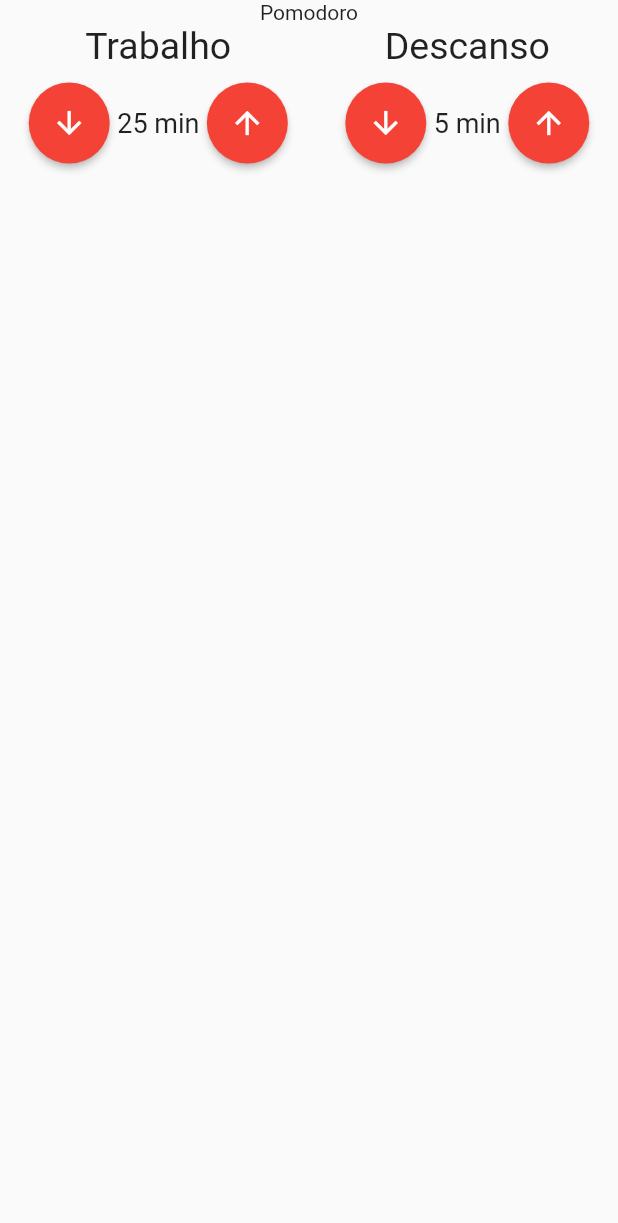
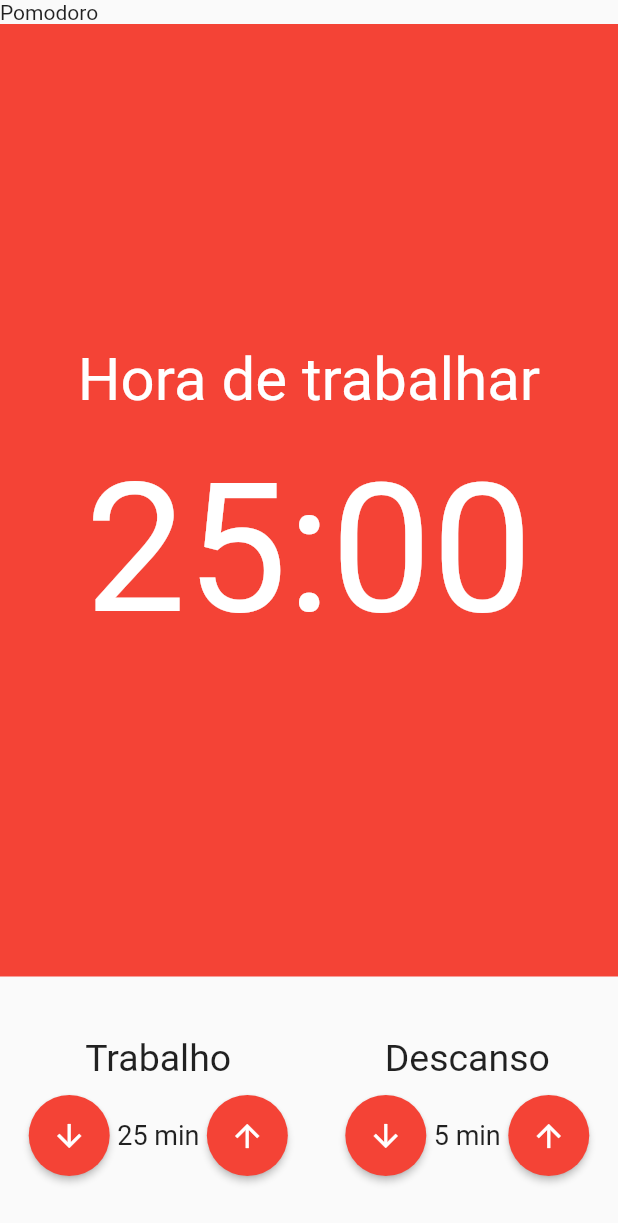
Before and after one commit to 9reis/pomodoro__flutter, a Flutter app: the screen it shows after launch, on a phone screen of 412 x 824 dp. Shown: the top 1223 px of the screen. Run offline on Flutter 3.47's test engine with Material 2 defaults, Android fonts, the light colour scheme and no system bars; our stand-ins replace mobx; generated files the repository leaves out were written again.

Commit message:
Componente Cronometro

```diff
--- /dev/null
+++ b/lib/components/cronometro.dart
@@ -0,0 +1,35 @@
+import 'package:flutter/material.dart';
+import 'package:flutter/src/widgets/framework.dart';
+import 'package:flutter/src/widgets/placeholder.dart';
+import 'package:flutter/widgets.dart';
+import 'package:mobx/mobx.dart';
+
+class Cronometro extends StatelessWidget {
+  const Cronometro({super.key});
+
+  @override
+  Widget build(BuildContext context) {
+    return Container(
+      color: Colors.red,
+      child: Column(
+        mainAxisAlignment: MainAxisAlignment.center,
+        children: const [
+          Text(
+            'Hora de trabalhar',
+            style: TextStyle(fontSize: 40, color: Colors.white),
+          ),
+          SizedBox(
+            height: 20,
+          ),
+          Text(
+            '25:00',
+            style: TextStyle(
+              color: Colors.white,
+              fontSize: 120,
+            ),
+          ),
+        ],
+      ),
+    );
+  }
+}
--- a/lib/pages/pomodoro.dart
+++ b/lib/pages/pomodoro.dart
@@ -1,6 +1,7 @@
 import 'package:flutter/material.dart';
 import 'package:flutter/src/widgets/framework.dart';
 import 'package:flutter/src/widgets/placeholder.dart';
+import 'package:pomodoro__flutter/components/cronometro.dart';
 import 'package:pomodoro__flutter/components/entradaTempo.dart';
 
 class Pomodoro extends StatelessWidget {
@@ -10,9 +11,15 @@
   Widget build(BuildContext context) {
     return Scaffold(
       body: Column(
+        crossAxisAlignment: CrossAxisAlignment.stretch,
         children: [
           const Text('Pomodoro'),
-          Row(
+          Expanded(
+            child: Cronometro(),
+          ),
+          Padding(
+            padding: const EdgeInsets.symmetric(vertical: 40),
+            child: Row(
               mainAxisAlignment: MainAxisAlignment.spaceAround,
               children: const [
                 EntradaTempo(
@@ -25,6 +32,7 @@
                 ),
               ],
             ),
+          ),
         ],
       ),
     );
```
Lines whose indentation alone changed are shown as unchanged.
